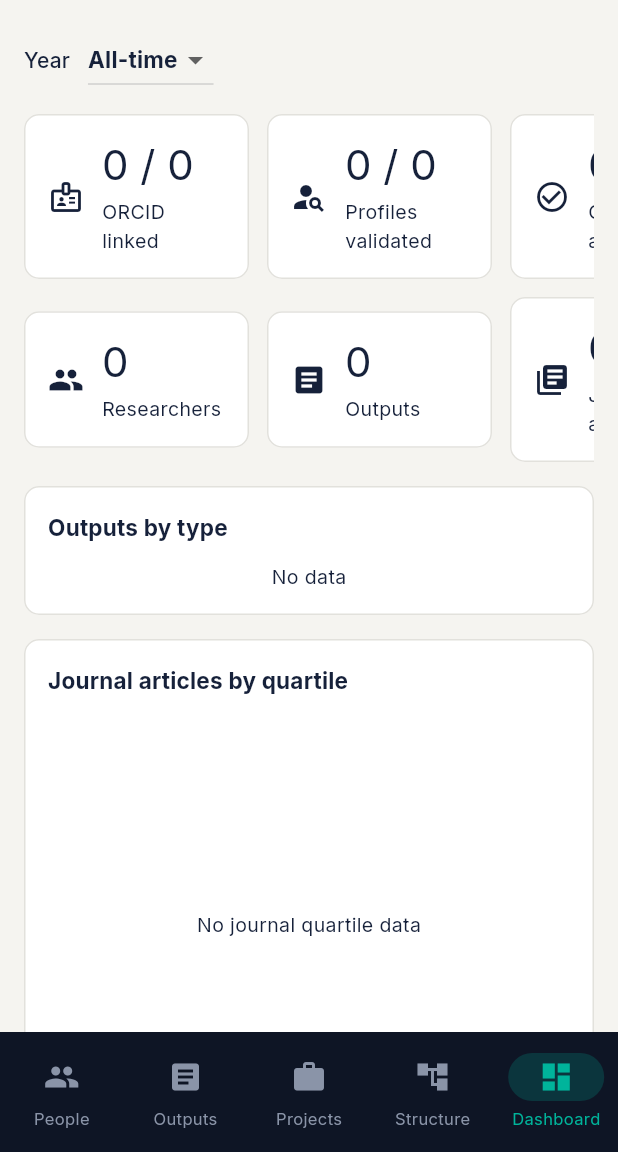
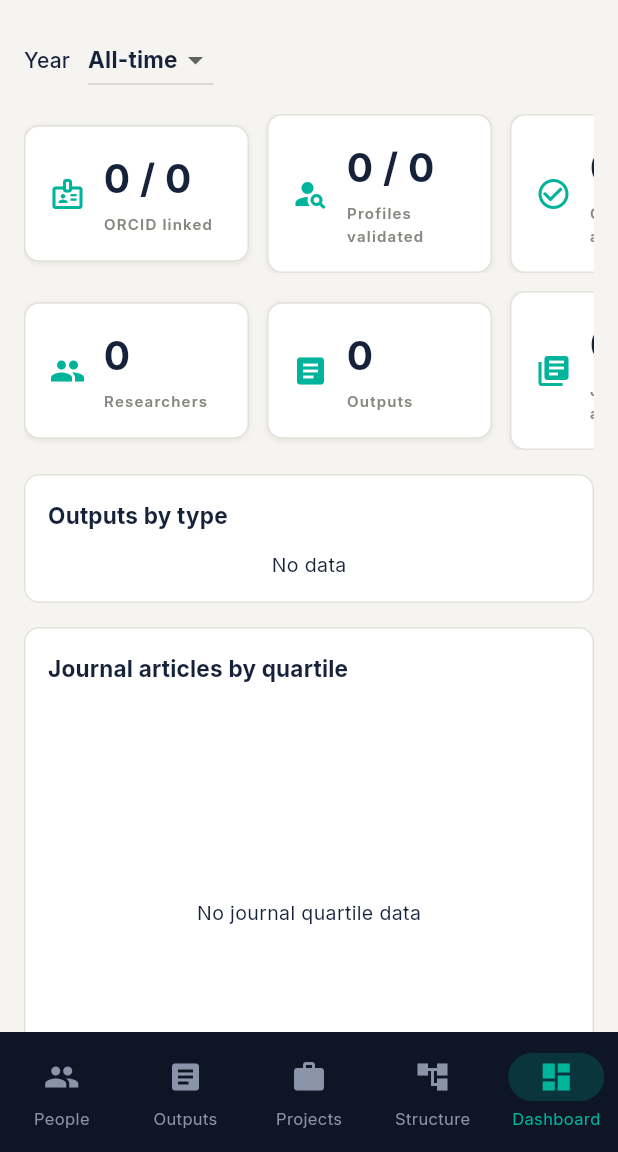
Before and after one commit to berlogabob/Unidcom-IADE, a Flutter app: the screen it shows after launch, item 5 of the bottom bar chosen, on a phone screen of 412 x 824 dp, the part 84-1236 px from its top. Run offline on Flutter 3.47's test engine with Material 3 defaults, Android fonts, the phone set to English and light mode, and no system bars; our stand-ins replace fl_chart, go_router, google_fonts, supabase_flutter; missing offline and left inert: dart:html, dart:ui_web; accounts and stored records are empty.

Commit message:
redesign: T2.2 stat tile on new design system

```diff
--- a/lib/widgets/stat_tile.dart
+++ b/lib/widgets/stat_tile.dart
@@ -1,4 +1,5 @@
 import 'package:flutter/material.dart';
+import '../theme/tokens.dart';
 
 class StatTile extends StatelessWidget {
   const StatTile({
@@ -14,14 +15,19 @@ class StatTile extends StatelessWidget {
 
   @override
   Widget build(BuildContext context) {
-    final theme = Theme.of(context);
-    return Card(
+    return Container(
+      decoration: BoxDecoration(
+        color: AppColors.cardBg,
+        border: Border.all(color: AppColors.cardBorder),
+        borderRadius: BorderRadius.circular(AppDims.radius),
+        boxShadow: AppDims.shadowCard,
+      ),
       child: Padding(
         padding: const EdgeInsets.all(16),
         child: Row(
           children: [
             if (icon != null) ...[
-              Icon(icon, color: theme.colorScheme.primary),
+              Icon(icon, color: AppColors.teal),
               const SizedBox(width: 12),
             ],
             Expanded(
@@ -29,9 +35,24 @@ class StatTile extends StatelessWidget {
                 crossAxisAlignment: CrossAxisAlignment.start,
                 mainAxisSize: MainAxisSize.min,
                 children: [
-                  Text(value, style: theme.textTheme.headlineMedium),
+                  Text(
+                    value,
+                    style: const TextStyle(
+                      fontSize: 26,
+                      fontWeight: FontWeight.w700,
+                      color: AppColors.textPrimary,
+                    ),
+                  ),
                   const SizedBox(height: 4),
-                  Text(label, style: theme.textTheme.bodyMedium),
+                  Text(
+                    label,
+                    style: const TextStyle(
+                      fontSize: 10,
+                      fontWeight: FontWeight.w600,
+                      letterSpacing: 0.8,
+                      color: AppColors.textMuted,
+                    ),
+                  ),
                 ],
               ),
             ),
```
